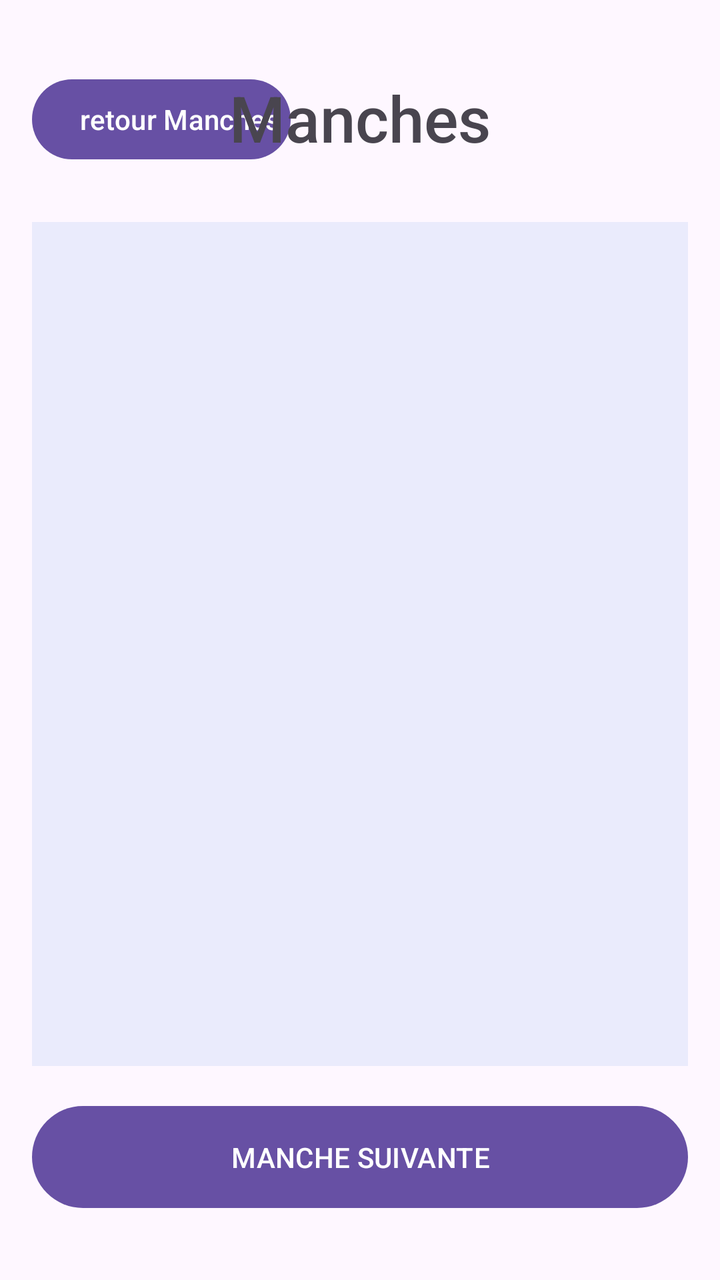
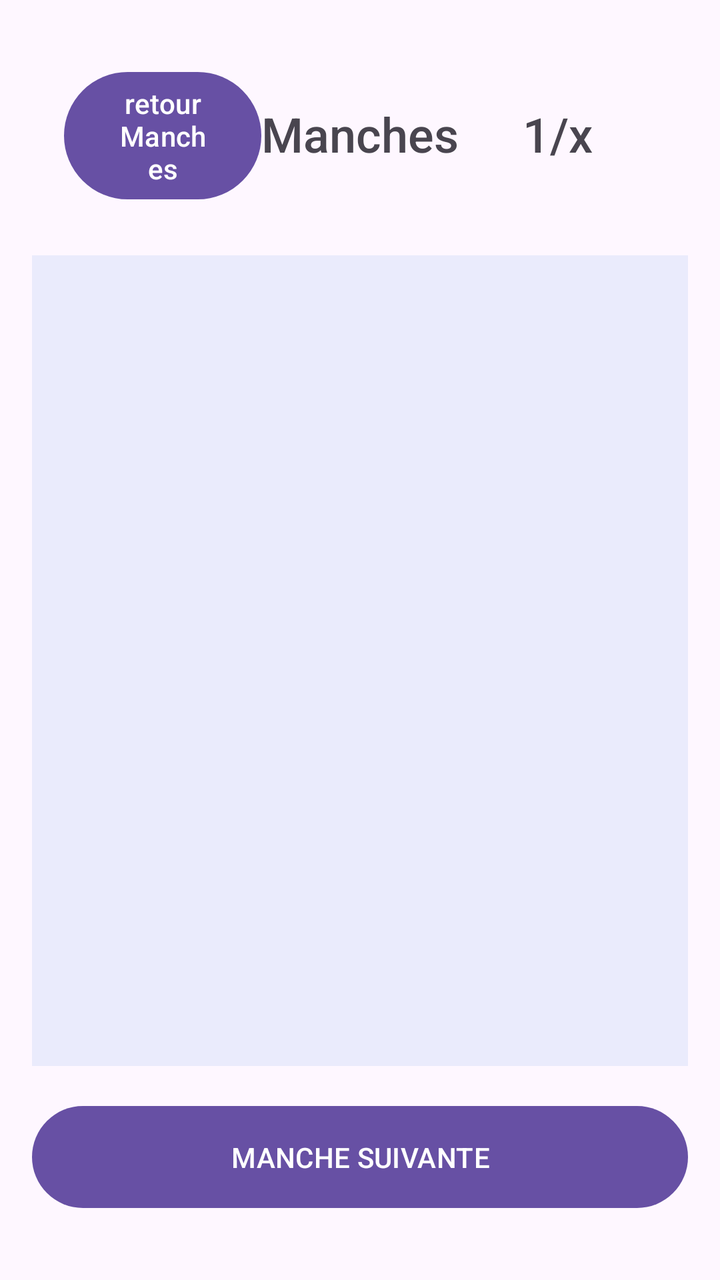

Before-and-after screenshots of an Android layout around one commit, followed by the original layout XML and the change that was made.
<!-- AndroidManifest.xml: application theme Theme.SwissTournament2 -->
<!-- res/layout/match_en_cours_manchex.xml -->
<?xml version="1.0" encoding="utf-8"?>
<androidx.constraintlayout.widget.ConstraintLayout
    xmlns:android="http://schemas.android.com/apk/res/android"
    xmlns:app="http://schemas.android.com/apk/res-auto"
    xmlns:tools="http://schemas.android.com/tools"
    android:layout_width="match_parent"
    android:layout_height="match_parent"
    android:id="@+id/match_en_cour"
    android:padding="16dp"
    tools:context=".MatchEncourMancheX">
    <Button
        android:id="@+id/ManchesTournois"
        android:layout_width="wrap_content"
        android:layout_height="wrap_content"
        app:layout_constraintStart_toStartOf="parent"
        android:paddingEnd="5dp"
        android:text="@string/retour_manches"
        app:layout_constraintTop_toTopOf="@+id/MancheNumero"
        app:layout_constraintBottom_toBottomOf="@+id/MancheNumero">

    </Button>
    <TextView
        android:id="@+id/MancheNumero"
        android:layout_width="0dp"
        android:layout_height="wrap_content"
        android:elegantTextHeight="true"
        android:gravity="center"
        android:fontFamily="sans-serif-medium"
        android:padding="16dp"
        android:text="@string/manches"
        android:textSize="32sp"
        app:layout_constraintTop_toTopOf="parent"
        app:layout_constraintStart_toStartOf="@+id/ManchesTournois"
        app:layout_constraintEnd_toEndOf="parent"/>

    <LinearLayout
        android:id="@+id/LayoutMatchenCour"
        android:layout_width="0dp"
        android:layout_height="0dp"
        android:orientation="vertical"
        android:layout_marginBottom="16dp"
        app:layout_constraintTop_toBottomOf="@+id/MancheNumero"
        app:layout_constraintStart_toStartOf="parent"
        app:layout_constraintEnd_toEndOf="parent"
        app:layout_constraintBottom_toTopOf="@+id/NextRoundBTN" >
    <FrameLayout
        android:layout_width="match_parent"
        android:layout_height="0dp"
        android:layout_weight="1"
        android:layout_marginTop="8dp"
        android:background="#172A6CDF">

        <androidx.recyclerview.widget.RecyclerView
            android:id="@+id/matchList"
            android:layout_width="match_parent"
            android:layout_height="match_parent">
        </androidx.recyclerview.widget.RecyclerView>
    </FrameLayout>
    </LinearLayout>

    <Button
        android:id="@+id/NextRoundBTN"
        android:layout_width="0dp"
        android:layout_height="wrap_content"
        android:layout_marginBottom="16dp"
        android:padding="16dp"
        android:text="@string/manche_suivante"
        app:layout_constraintStart_toStartOf="parent"
        app:layout_constraintEnd_toEndOf="parent"
        app:layout_constraintTop_toBottomOf="@+id/LayoutMatchenCour"
        app:layout_constraintBottom_toBottomOf="parent"
        />

</androidx.constraintlayout.widget.ConstraintLayout>
<!-- resources referenced by this layout -->
<resources>
  <string name="manche_suivante">MANCHE SUIVANTE</string>
  <string name="manches">Manches</string>
  <string name="retour_manches">retour Manches</string>
  <style name="Theme.SwissTournament2" parent="Base.Theme.SwissTournament2" />
  <style name="Base.Theme.SwissTournament2" parent="Theme.Material3.DayNight.NoActionBar">
          
          
      </style>
</resources>

<!-- the commit's change to res/layout/match_en_cours_manchex.xml (unified diff, before → after) -->
@@ -1,48 +1,59 @@
 <?xml version="1.0" encoding="utf-8"?>
-<androidx.constraintlayout.widget.ConstraintLayout
+<LinearLayout
     xmlns:android="http://schemas.android.com/apk/res/android"
     xmlns:app="http://schemas.android.com/apk/res-auto"
     xmlns:tools="http://schemas.android.com/tools"
     android:layout_width="match_parent"
     android:layout_height="match_parent"
     android:id="@+id/match_en_cour"
+    android:orientation="vertical"
     android:padding="16dp"
     tools:context=".MatchEncourMancheX">
-    <Button
-        android:id="@+id/ManchesTournois"
-        android:layout_width="wrap_content"
+    <LinearLayout
+        android:id="@+id/headerPerso"
+        android:layout_width="match_parent"
         android:layout_height="wrap_content"
-        app:layout_constraintStart_toStartOf="parent"
-        android:paddingEnd="5dp"
-        android:text="@string/retour_manches"
-        app:layout_constraintTop_toTopOf="@+id/MancheNumero"
-        app:layout_constraintBottom_toBottomOf="@+id/MancheNumero">
+        android:orientation="horizontal"
+        android:padding="16dp"
+        android:gravity="center_vertical">
+        <Button
+            android:id="@+id/retourMancheBtn"
+            android:layout_width="0dp"
+            android:layout_height="wrap_content"
+            android:layout_weight="1"
+            android:text="@string/retour_manches">
 
-    </Button>
-    <TextView
-        android:id="@+id/MancheNumero"
-        android:layout_width="0dp"
-        android:layout_height="wrap_content"
-        android:elegantTextHeight="true"
-        android:gravity="center"
-        android:fontFamily="sans-serif-medium"
-        android:padding="16dp"
-        android:text="@string/manches"
-        android:textSize="32sp"
-        app:layout_constraintTop_toTopOf="parent"
-        app:layout_constraintStart_toStartOf="@+id/ManchesTournois"
-        app:layout_constraintEnd_toEndOf="parent"/>
+        </Button>
+        <TextView
+            android:id="@+id/mancheName"
+            android:layout_width="0dp"
+            android:layout_height="wrap_content"
+            android:layout_weight="1"
+            android:elegantTextHeight="true"
+            android:gravity="center"
+            android:fontFamily="sans-serif-medium"
+            android:text="@string/manches"
+            android:textSize="24sp"/>
+        <TextView
+            android:id="@+id/numManche"
+            android:layout_width="0dp"
+            android:layout_weight="1"
+            android:layout_height="wrap_content"
+            android:elegantTextHeight="true"
+            android:fontFamily="sans-serif-medium"
+            android:gravity="center"
+            android:textSize="24sp"
+            android:text="@string/_1_x"/>
+
+    </LinearLayout>
 
     <LinearLayout
         android:id="@+id/LayoutMatchenCour"
-        android:layout_width="0dp"
+        android:layout_width="match_parent"
         android:layout_height="0dp"
+        android:layout_weight="1"
         android:orientation="vertical"
-        android:layout_marginBottom="16dp"
-        app:layout_constraintTop_toBottomOf="@+id/MancheNumero"
-        app:layout_constraintStart_toStartOf="parent"
-        app:layout_constraintEnd_toEndOf="parent"
-        app:layout_constraintBottom_toTopOf="@+id/NextRoundBTN" >
+        android:layout_marginBottom="16dp" >
     <FrameLayout
         android:layout_width="match_parent"
         android:layout_height="0dp"
@@ -60,15 +71,10 @@
 
     <Button
         android:id="@+id/NextRoundBTN"
-        android:layout_width="0dp"
+        android:layout_width="match_parent"
         android:layout_height="wrap_content"
         android:layout_marginBottom="16dp"
         android:padding="16dp"
         android:text="@string/manche_suivante"
-        app:layout_constraintStart_toStartOf="parent"
-        app:layout_constraintEnd_toEndOf="parent"
-        app:layout_constraintTop_toBottomOf="@+id/LayoutMatchenCour"
-        app:layout_constraintBottom_toBottomOf="parent"
         />
-
-</androidx.constraintlayout.widget.ConstraintLayout>
+    </LinearLayout>
<!-- resource entries referenced after the edit -->
@@ -1,5 +1,6 @@
 <!-- resources referenced by this layout -->
 <resources>
+  <string name="_1_x">1/x</string>
   <string name="manche_suivante">MANCHE SUIVANTE</string>
   <string name="manches">Manches</string>
   <string name="retour_manches">retour Manches</string>
